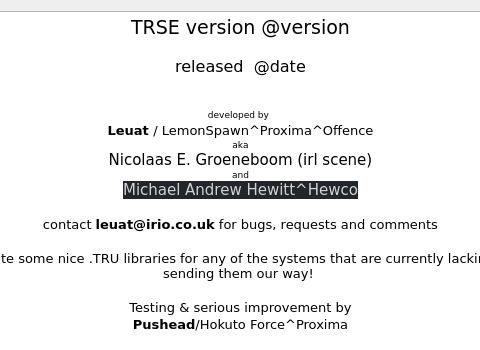
Above: source/dialogabout.ui from leuat/TRSE before the change; both pictures show x 205 to 685 and y 0 to 350 of the 905 by 534 pixel window. Below: the same form after it.
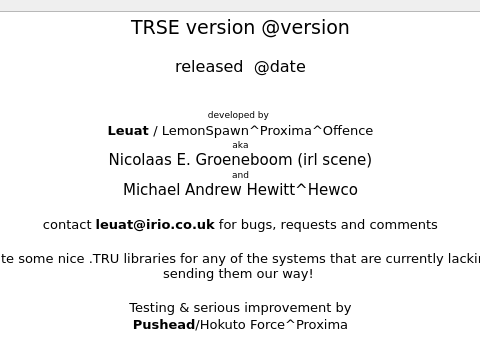
That is the form after the change. Icons and pictures are not drawn.

The edit to the form file:
```diff
--- a/source/dialogabout.ui
+++ b/source/dialogabout.ui
@@ -53,7 +53,7 @@
 &lt;p align=&quot;center&quot; style=&quot; margin-top:0px; margin-bottom:0px; margin-left:0px; margin-right:0px; -qt-block-indent:0; text-indent:0px;&quot;&gt;&lt;span style=&quot; font-size:7pt;&quot;&gt;aka&lt;/span&gt;&lt;/p&gt;
 &lt;p align=&quot;center&quot; style=&quot; margin-top:0px; margin-bottom:0px; margin-left:0px; margin-right:0px; -qt-block-indent:0; text-indent:0px;&quot;&gt;&lt;span style=&quot; font-size:11pt;&quot;&gt;Nicolaas E. Groeneboom (irl scene)&lt;/span&gt;&lt;/p&gt;
 &lt;p align=&quot;center&quot; style=&quot; margin-top:0px; margin-bottom:0px; margin-left:0px; margin-right:0px; -qt-block-indent:0; text-indent:0px;&quot;&gt;&lt;span style=&quot; font-size:7pt;&quot;&gt;and&lt;/span&gt;&lt;/p&gt;
-&lt;p align=&quot;center&quot; style=&quot; margin-top:0px; margin-bottom:0px; margin-left:0px; margin-right:0px; -qt-block-indent:0; text-indent:0px;&quot;&gt;&lt;span style=&quot; font-family:'Slack-Lato','appleLogo','sans-serif'; font-size:11pt; color:#d1d2d3; background-color:#222529;&quot;&gt;Michael Andrew Hewitt^Hewco&lt;/span&gt;&lt;/p&gt;
+&lt;p align=&quot;center&quot; style=&quot; margin-top:0px; margin-bottom:0px; margin-left:0px; margin-right:0px; -qt-block-indent:0; text-indent:0px;&quot;&gt;&lt;span style=&quot; font-size:11pt;&quot;&gt;Michael Andrew Hewitt^Hewco&lt;/span&gt;&lt;/p&gt;
 &lt;p align=&quot;center&quot; style=&quot;-qt-paragraph-type:empty; margin-top:0px; margin-bottom:0px; margin-left:0px; margin-right:0px; -qt-block-indent:0; text-indent:0px;&quot;&gt;&lt;br /&gt;&lt;/p&gt;
 &lt;p align=&quot;center&quot; style=&quot; margin-top:0px; margin-bottom:0px; margin-left:0px; margin-right:0px; -qt-block-indent:0; text-indent:0px;&quot;&gt;contact &lt;span style=&quot; font-weight:600;&quot;&gt;leuat@irio.co.uk&lt;/span&gt; for bugs, requests and comments&lt;/p&gt;
 &lt;p align=&quot;center&quot; style=&quot;-qt-paragraph-type:empty; margin-top:0px; margin-bottom:0px; margin-left:0px; margin-right:0px; -qt-block-indent:0; text-indent:0px;&quot;&gt;&lt;br /&gt;&lt;/p&gt;
```
